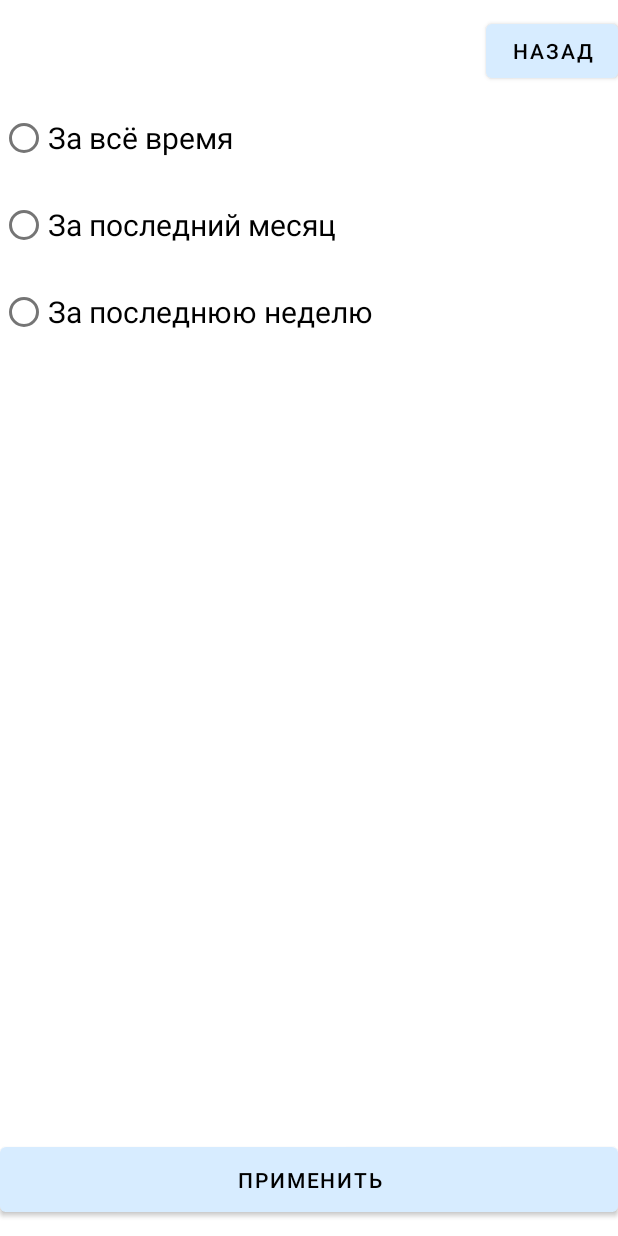
After one commit to Kudryashova-Nastya/mobile_converter, an Android app: the layout fragment_filter.xml on its own in the app's theme, with its tools: preview values and no code run, on a phone screen of 412 x 824 dp. The commit adds this screen. Run offline under Robolectric (Android 15) with nearby library versions, the phone set to English and light mode, and no system bars.

Commit message:
filter screen

```diff
--- /dev/null
+++ b/app/src/main/res/layout/fragment_filter.xml
@@ -0,0 +1,67 @@
+<?xml version="1.0" encoding="utf-8"?>
+<androidx.constraintlayout.widget.ConstraintLayout xmlns:android="http://schemas.android.com/apk/res/android"
+    xmlns:app="http://schemas.android.com/apk/res-auto"
+    xmlns:tools="http://schemas.android.com/tools"
+    android:layout_width="match_parent"
+    android:layout_height="match_parent"
+    android:background="@color/white">
+
+    <Button
+        android:id="@+id/buttonBack"
+        android:layout_width="wrap_content"
+        android:layout_height="wrap_content"
+        android:text="@string/backText"
+        android:textColor="@color/black"
+        app:layout_constraintEnd_toEndOf="parent"
+        app:layout_constraintTop_toTopOf="parent"
+        android:layout_marginVertical="@dimen/main_margin_vertical"
+        tools:ignore="MissingConstraints" />
+
+    <Button
+        android:id="@+id/filterButton"
+        android:layout_width="match_parent"
+        android:layout_height="wrap_content"
+        android:text="@string/filterButton"
+        android:textColor="@color/black"
+        app:layout_constraintBottom_toBottomOf="parent"
+        android:paddingVertical="12dp"
+        android:layout_marginBottom="10dp"
+        tools:ignore="MissingConstraints" />
+
+
+    <RadioGroup
+        android:layout_width="wrap_content"
+        android:layout_height="wrap_content"
+        app:layout_constraintStart_toStartOf="parent"
+        app:layout_constraintTop_toBottomOf="@+id/buttonBack"
+        tools:ignore="MissingConstraints">
+
+        <RadioButton
+            android:id="@+id/radioButtonAll"
+            android:layout_width="wrap_content"
+            android:layout_height="wrap_content"
+            android:layout_marginTop="@dimen/main_margin_vertical"
+            android:text="@string/radioAll"
+            android:textColor="@color/black"
+            android:textSize="20sp"/>
+
+        <RadioButton
+            android:id="@+id/radioButtonMonth"
+            android:layout_width="wrap_content"
+            android:layout_height="wrap_content"
+            android:layout_marginTop="@dimen/main_margin_vertical"
+            android:text="@string/radioMonth"
+            android:textColor="@color/black"
+            android:textSize="20sp"/>
+
+        <RadioButton
+            android:id="@+id/radioButtonWeek"
+            android:layout_width="wrap_content"
+            android:layout_height="wrap_content"
+            android:layout_marginTop="@dimen/main_margin_vertical"
+            android:text="@string/redioWeek"
+            android:textColor="@color/black"
+            android:textSize="20sp"/>
+    </RadioGroup>
+
+</androidx.constraintlayout.widget.ConstraintLayout>
--- a/app/src/main/res/values/strings.xml
+++ b/app/src/main/res/values/strings.xml
@@ -19,4 +19,8 @@
     <string name="filtersHeader">Фильтры по валютам</string>
     <string name="currency">Валюты</string>
     <string name="arrow">arrow</string>
+    <string name="radioAll">За всё время</string>
+    <string name="radioMonth">За последний месяц</string>
+    <string name="redioWeek">За последнюю неделю</string>
+    <string name="filterButton">Применить</string>
 </resources>
```
